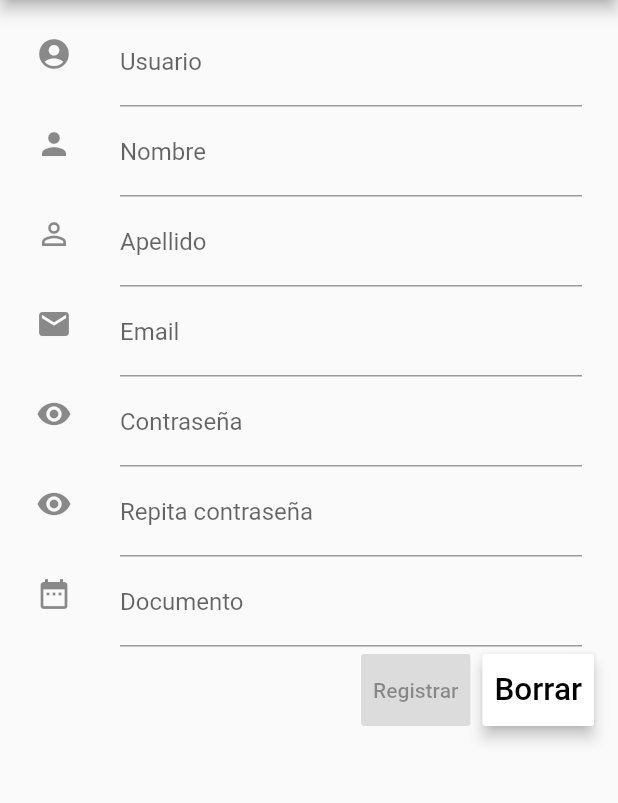
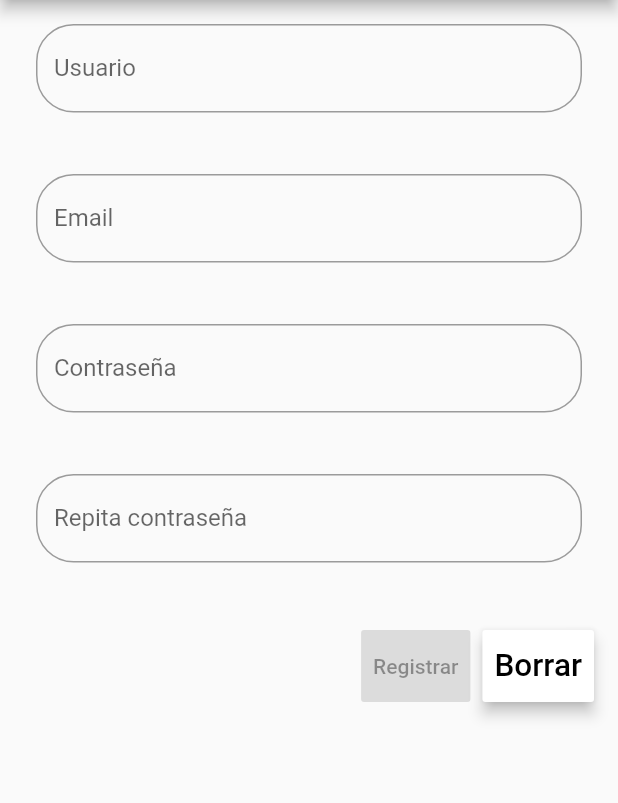
Before and after one commit to kfarsoft/FastshopBlocFlutter, a Flutter app: the RegistrationPage screen opened by its route, on a phone screen of 412 x 824 dp, the part 84-887 px from its top. Run offline on Flutter 3.47's test engine with Material 2 defaults, Android fonts, the phone set to English and light mode, and no system bars; our stand-ins replace equatable, numberpicker, rxdart, shared_preferences; accounts and stored records are empty.

Commit message:
Terminando SharedPreferences y la pantalla de registracion de ususario

```diff
--- a/lib/pages/registration_form.dart
+++ b/lib/pages/registration_form.dart
@@ -83,17 +83,24 @@ class _RegistrationFormState extends State<RegistrationForm> {
       child: Column(
         children: <Widget>[
 
+          new SizedBox(height: 4),
           //USERNAME
           StreamBuilder<String>(
               stream: _registrationFormBloc.username,
               builder: (BuildContext context, AsyncSnapshot<String> snapshot) {
                 return new Container(
-                  height: 60.0,
+                  height: 100.0,
                   child: new ListTile(
-                    leading: const Icon(Icons.account_circle),
+                    //leading: const Icon(Icons.account_circle),
                     title: TextField(
-                      decoration: InputDecoration(
+                      decoration: new InputDecoration(
                         labelText: 'Usuario',
+                        fillColor: Colors.white,
+                        border: new OutlineInputBorder(
+                          borderRadius: new BorderRadius.circular(25.0),
+                          borderSide: new BorderSide(
+                          ),
+                        ),
                         errorText: snapshot.error,
                       ),
                       controller: _usernameController,
@@ -104,17 +111,23 @@ class _RegistrationFormState extends State<RegistrationForm> {
                 );
               }),
 
-          //NAME
+          /*//NAME
           StreamBuilder<String>(
               stream: _registrationFormBloc.name,
               builder: (BuildContext context, AsyncSnapshot<String> snapshot) {
                 return new Container(
                   height: 60.0,
                   child: ListTile(
-                      leading: const Icon(Icons.person),
+                    //leading: const Icon(Icons.person),
                     title: TextField(
-                      decoration: InputDecoration(
+                      decoration: new InputDecoration(
                         labelText: 'Nombre',
+                        fillColor: Colors.white,
+                        border: new OutlineInputBorder(
+                          borderRadius: new BorderRadius.circular(25.0),
+                          borderSide: new BorderSide(
+                          ),
+                        ),
                         errorText: snapshot.error,
                       ),
                       controller: _nameController,
@@ -132,9 +145,15 @@ class _RegistrationFormState extends State<RegistrationForm> {
                 return new Container(
                   height: 60.0,
                   child: ListTile(
-                    leading: const Icon(Icons.person_outline),
+                    //leading: const Icon(Icons.person_outline),
                     title: TextField(
-                      decoration: InputDecoration(
+                      decoration: new InputDecoration(
+                        fillColor: Colors.white,
+                        border: new OutlineInputBorder(
+                          borderRadius: new BorderRadius.circular(25.0),
+                          borderSide: new BorderSide(
+                          ),
+                        ),
                         labelText: 'Apellido',
                         errorText: snapshot.error,
                       ),
@@ -144,18 +163,24 @@ class _RegistrationFormState extends State<RegistrationForm> {
                     ),
                   ),
                 );
-              }),
+              }),*/
 
           //EMAIL
           StreamBuilder<String>(
               stream: _registrationFormBloc.email,
               builder: (BuildContext context, AsyncSnapshot<String> snapshot) {
                 return new Container(
-                  height: 60.0,
+                  height: 100.0,
                   child: ListTile(
-                    leading: const Icon(Icons.email),
+                    //leading: const Icon(Icons.email),
                     title: TextField(
-                      decoration: InputDecoration(
+                      decoration: new InputDecoration(
+                        fillColor: Colors.white,
+                        border: new OutlineInputBorder(
+                          borderRadius: new BorderRadius.circular(25.0),
+                          borderSide: new BorderSide(
+                          ),
+                        ),
                         labelText: 'Email',
                         errorText: snapshot.error,
                       ),
@@ -172,16 +197,22 @@ class _RegistrationFormState extends State<RegistrationForm> {
               stream: _registrationFormBloc.password,
               builder: (BuildContext context, AsyncSnapshot<String> snapshot) {
                 return new Container(
-                  height: 60.0,
+                  height: 100.0,
                   child: ListTile(
-                    leading: const Icon(Icons.remove_red_eye),
+                    //leading: const Icon(Icons.remove_red_eye),
                     title: TextField(
-                      decoration: InputDecoration(
+                      decoration: new InputDecoration(
+                        fillColor: Colors.white,
+                        border: new OutlineInputBorder(
+                          borderRadius: new BorderRadius.circular(25.0),
+                          borderSide: new BorderSide(
+                          ),
+                        ),
                         labelText: 'Contraseña',
                         errorText: snapshot.error,
                       ),
                       controller: _passController,
-                      obscureText: false,
+                      obscureText: true,
                       onChanged: _registrationFormBloc.onPasswordChanged,
                     ),
                   ),
@@ -193,22 +224,28 @@ class _RegistrationFormState extends State<RegistrationForm> {
               stream: _registrationFormBloc.confirmPassword,
               builder: (BuildContext context, AsyncSnapshot<String> snapshot) {
                 return new Container(
-                  height: 60.0,
+                  height: 100.0,
                   child: ListTile(
-                    leading: const Icon(Icons.remove_red_eye),
+                    //leading: const Icon(Icons.remove_red_eye),
                     title: TextField(
-                      decoration: InputDecoration(
+                      decoration: new InputDecoration(
+                        fillColor: Colors.white,
+                        border: new OutlineInputBorder(
+                          borderRadius: new BorderRadius.circular(25.0),
+                          borderSide: new BorderSide(
+                          ),
+                        ),
                         labelText: 'Repita contraseña',
                         errorText: snapshot.error,
                       ),
                       controller: _passRetypeController,
-                      obscureText: false,
+                      obscureText: true,
                       onChanged: _registrationFormBloc.onRetypePasswordChanged,
                     ),
                   ),
                 );
               }),
-
+/*
           //DOCUMENT
           StreamBuilder<String>(
               stream: _registrationFormBloc.doc,
@@ -228,7 +265,7 @@ class _RegistrationFormState extends State<RegistrationForm> {
                     ),
                   ),
                 );
-              }),
+              }),*/
 
           //FORM BLOC
           StreamBuilder<bool>(
@@ -248,11 +285,10 @@ class _RegistrationFormState extends State<RegistrationForm> {
                                 _registrationBloc.emitEvent(RegistrationEvent(
                                     event: RegistrationEventType.working,
                                     username: _usernameController.text,
-                                    name: _nameController.text,
-                                    lastname: _lastnameController.text,
+                                    //name: _nameController.text,
+                                    //lastname: _lastnameController.text,
                                     email: _emailController.text,
-                                    password: _lastnameController.text,
-                                    doc: _docController.text));
+                                    password: _lastnameController.text));
                               }
                             : null,
                       ),
```
